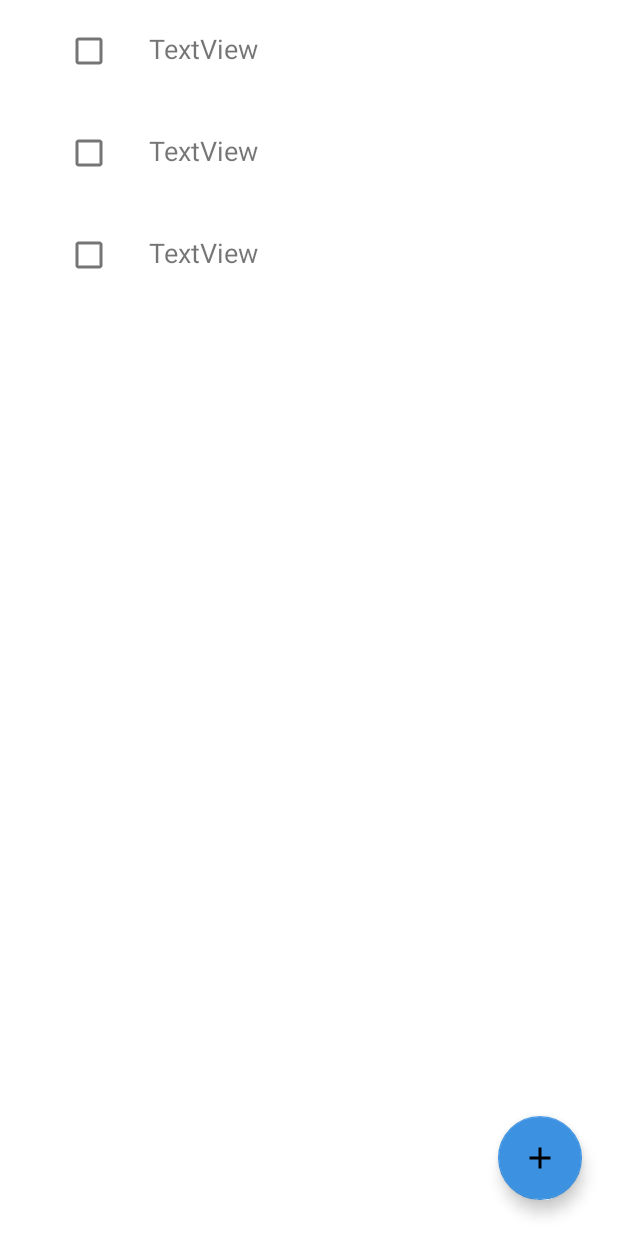
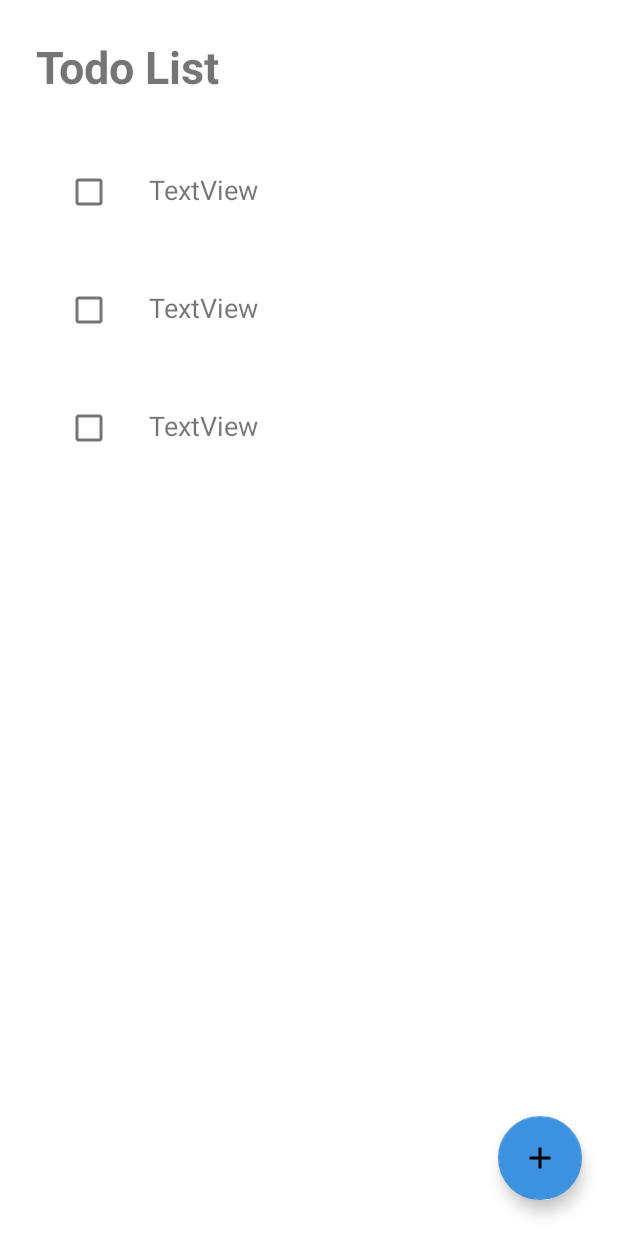
Before and after one commit to azharaiz/FocusList, an Android app: the layout fragment_todo_list.xml on its own in the app's theme, with its tools: preview values and no code run, on a phone screen of 412 x 824 dp. Run offline under Robolectric (Android 15) with nearby library versions, the phone set to English and light mode, and no system bars.

Commit message:
Update Todo List page minor design

```diff
--- a/app/src/main/res/layout/fragment_todo_item.xml
+++ b/app/src/main/res/layout/fragment_todo_item.xml
@@ -4,7 +4,7 @@
     android:layout_height="wrap_content"
     android:paddingHorizontal="20dp"
     android:id="@+id/todo_item"
-    android:paddingVertical="10dp">
+    android:paddingVertical="15dp">
 
     <CheckBox
         android:id="@+id/checkBox"
--- a/app/src/main/res/layout/fragment_todo_list.xml
+++ b/app/src/main/res/layout/fragment_todo_list.xml
@@ -2,18 +2,20 @@
 <androidx.constraintlayout.widget.ConstraintLayout xmlns:android="http://schemas.android.com/apk/res/android"
     xmlns:app="http://schemas.android.com/apk/res-auto"
     xmlns:tools="http://schemas.android.com/tools"
+    android:id="@+id/todo_list_fragment"
     android:layout_width="match_parent"
-    android:id="@+id/todo_list_fragment"
     android:layout_height="match_parent">
 
     <androidx.recyclerview.widget.RecyclerView
         android:id="@+id/todo_list_recycler_view"
         android:layout_width="match_parent"
-        android:layout_height="wrap_content"
+        android:layout_height="0dp"
+        android:layout_marginTop="24dp"
+        app:layout_constraintBottom_toBottomOf="parent"
         app:layout_constraintEnd_toEndOf="parent"
         app:layout_constraintHorizontal_bias="0.5"
         app:layout_constraintStart_toStartOf="parent"
-        app:layout_constraintTop_toTopOf="parent"
+        app:layout_constraintTop_toBottomOf="@+id/todoListTitle"
         tools:listitem="@layout/fragment_todo_item" />
 
     <com.google.android.material.floatingactionbutton.FloatingActionButton
@@ -23,10 +25,23 @@
         android:layout_marginEnd="24dp"
         android:layout_marginBottom="24dp"
         android:clickable="true"
-        android:contentDescription="Add Todo"
+        android:backgroundTint="@color/main"
         android:focusable="true"
-        android:tint="@android:color/white"
+        android:contentDescription="@string/todo_add"
+        android:tint="@color/white"
         app:layout_constraintBottom_toBottomOf="parent"
         app:layout_constraintEnd_toEndOf="parent"
         app:srcCompat="@drawable/ic_add" />
+
+    <TextView
+        android:id="@+id/todoListTitle"
+        android:layout_width="wrap_content"
+        android:layout_height="wrap_content"
+        android:layout_marginStart="24dp"
+        android:layout_marginTop="24dp"
+        android:text="@string/todo_list"
+        android:textSize="30sp"
+        android:textStyle="bold"
+        app:layout_constraintStart_toStartOf="parent"
+        app:layout_constraintTop_toTopOf="parent" />
 </androidx.constraintlayout.widget.ConstraintLayout>
--- a/app/src/main/res/values/strings.xml
+++ b/app/src/main/res/values/strings.xml
@@ -10,4 +10,7 @@
     <string name="email_not_verified">Email not Verified</string>
     <string name="resend">Resend</string>
     <string name="settings">Settings</string>
+    <string name="todo_list">Todo List</string>
+    <string name="todo_add">Add Todo</string>
+    <string name="todo">Todo</string>
 </resources>
```
Also changed, not shown: 1 other file.
